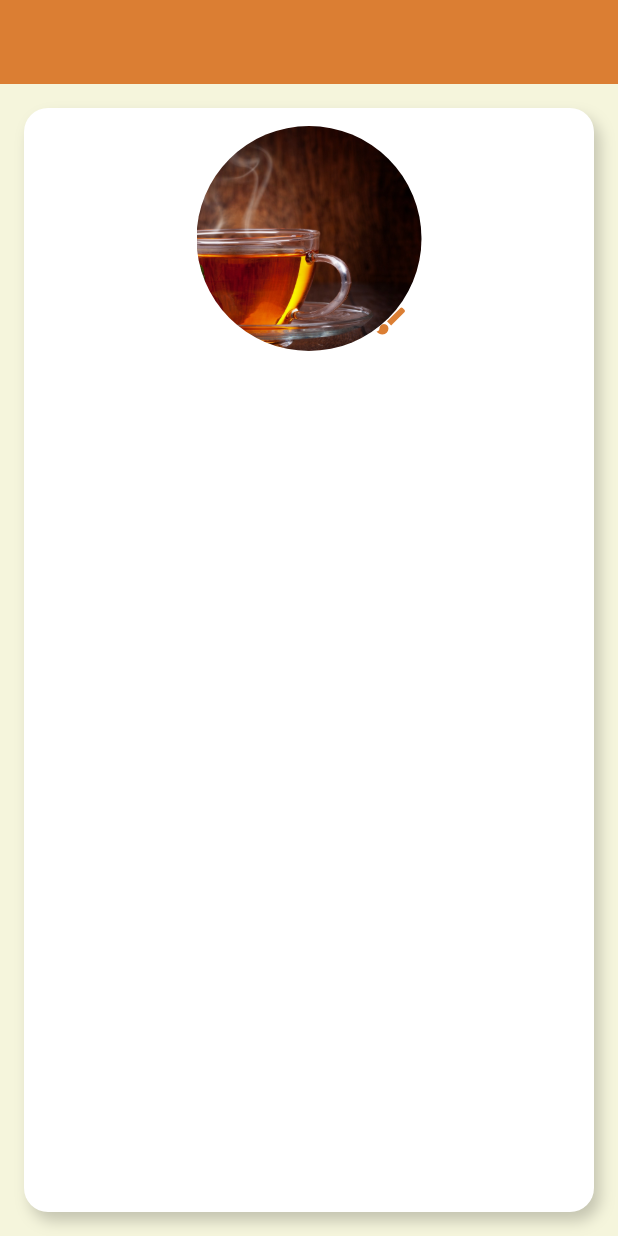
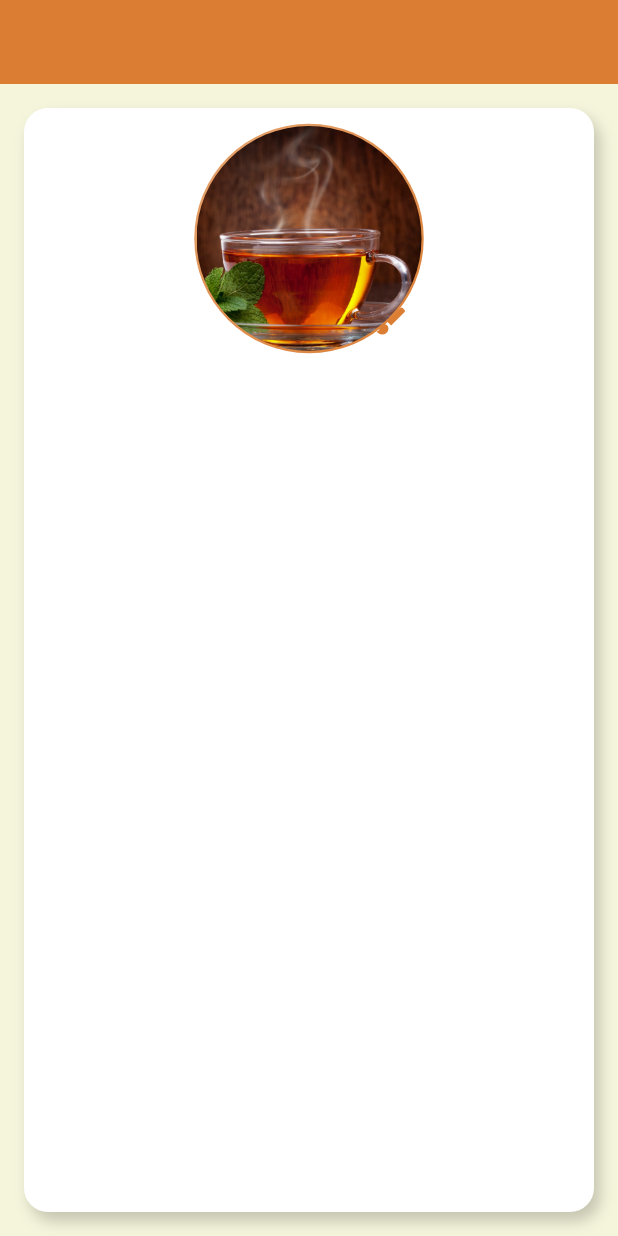
Before and after one commit to BaoBab-800/Zen-Tea, a Flutter app: the ProfileBuilder screen opened by its route, on a phone screen of 412 x 824 dp. Run offline on Flutter 3.47's test engine with Material 3 defaults, Android fonts, the light colour scheme and no system bars; our stand-ins replace flutter_svg, go_router, hive, hive_flutter, package_info_plus, path_drawing; accounts and stored records are empty.

Commit message:
The appearance of the profile avatar widget has been improved.

```diff
--- a/lib/ui/profile/choosing_avatar_section.dart
+++ b/lib/ui/profile/choosing_avatar_section.dart
@@ -27,8 +27,28 @@ class ChoosingAvatarSection extends StatelessWidget {
     return Padding(
       padding: const EdgeInsets.all(8),
       child: Stack(
-        alignment: Alignment.bottomRight,
+        alignment: Alignment.center,
         children: [
+          DecoratedBox(
+            decoration: BoxDecoration(
+              color: context.colors.primary,
+              shape: BoxShape.circle,
+              gradient: LinearGradient(
+                colors: [
+                  context.colors.primary.withValues(alpha: 0.7),
+                  context.colors.primary,
+                ],
+                begin: Alignment.topLeft,
+                end: Alignment.bottomRight,
+              ),
+            ),
+
+            child: SizedBox(
+              width: 153,
+              height: 153,
+            ),
+          ),
+
           Padding(
             padding: const EdgeInsets.all(4),
             child: ClipRRect(
@@ -42,7 +62,10 @@ class ChoosingAvatarSection extends StatelessWidget {
             ),
           ),
 
-          IconButton(
+          Positioned(
+            right: 0,
+            bottom: 0,
+            child: IconButton(
               onPressed: () {
                 showAvatarSelectionDialog(context);
               },
@@ -52,6 +75,7 @@ class ChoosingAvatarSection extends StatelessWidget {
                 color: context.colors.primary,
               ),
             ),
+          ),
         ],
       ),
     );
```
Also changed, not shown: assets/teas/default_tea_avatar.jpg. Lines whose indentation alone changed are shown as unchanged.
